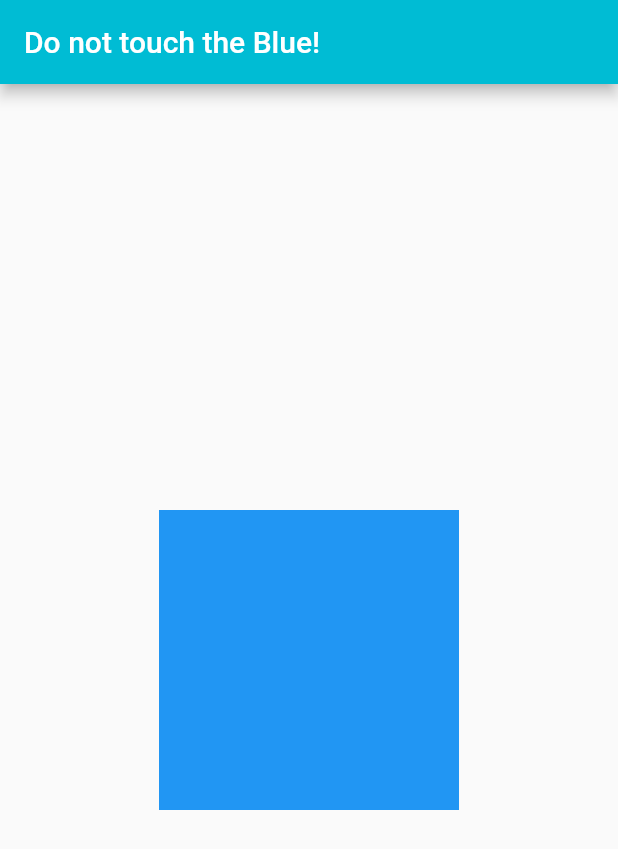
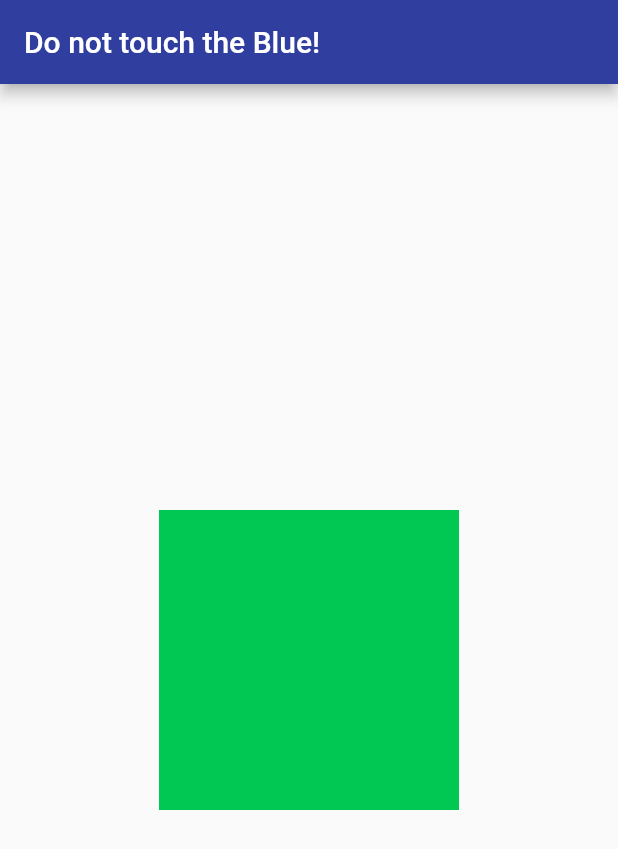
Before and after one commit to SzyAgustin/dont-blue, a Flutter app: the screen it shows after launch, on a phone screen of 412 x 824 dp. Shown: the top 849 px of the screen. Run offline on Flutter 3.47's test engine with Material 2 defaults, Android fonts, the phone set to English and light mode, and no system bars; our stand-ins replace vibration.

Commit message:
adding rotate animation, onTap not working on that

```diff
--- a/lib/src/widgets/box_pressed_animation.dart
+++ b/lib/src/animations/box_move_vibrate.dart
@@ -2,18 +2,25 @@ import 'package:flutter/material.dart';
 import 'package:vibration/vibration.dart';
 import 'dart:math';
 
-class BoxPressedAnimation extends StatefulWidget {
+class BoxMoveVibrate extends StatefulWidget {
   @override
-  _BoxPressedAnimationState createState() => _BoxPressedAnimationState();
+  _BoxMoveVibrateState createState() => _BoxMoveVibrateState();
 }
 
-class _BoxPressedAnimationState extends State<BoxPressedAnimation>
+class _BoxMoveVibrateState extends State<BoxMoveVibrate>
     with SingleTickerProviderStateMixin {
   Animation<double> _boxAnimation;
   AnimationController _boxController;
   int counter = 0;
-  Color color = Colors.blue;
-  List<Color> colors = [Colors.indigo[700], Colors.greenAccent[700], Colors.redAccent[700]];
+  Color color = Colors.greenAccent[700];
+  List<Color> colors = [
+    Colors.indigo[700],
+    Colors.greenAccent[700],
+    Colors.redAccent[700],
+    Colors.yellowAccent[700],
+    Colors.pinkAccent,
+    Colors.orangeAccent[400]
+  ];
 
   @override
   void initState() {
@@ -54,18 +61,9 @@ class _BoxPressedAnimationState extends State<BoxPressedAnimation>
   }
 
   onTap() {
-    executeAnimation();
-    setState(() {});
-  }
-
-  executeAnimation() {
     _boxController.forward();
     Vibration.vibrate(duration: 150);
-    nextColor();
-  }
-
-  nextColor(){
-    color = colors[Random().nextInt(3)];
+    setState(() => color = colors[Random().nextInt(colors.length)]);
   }
 
   @override
@@ -75,7 +73,13 @@ class _BoxPressedAnimationState extends State<BoxPressedAnimation>
       child: Container(
         height: _boxAnimation.value,
         width: _boxAnimation.value,
-        color: color,
+        child: AnimatedContainer(
+          duration: Duration(
+            milliseconds: 250,
+          ),
+          color: color,
+          curve: Curves.easeOut,
+        ),
       ),
     );
   }
--- /dev/null
+++ b/lib/src/animations/box_rotate.dart
@@ -0,0 +1,56 @@
+import 'package:flutter/material.dart';
+import 'dart:math';
+import 'box_move_vibrate.dart';
+
+class BoxRotate extends StatefulWidget {
+  @override
+  _BoxRotateState createState() => _BoxRotateState();
+}
+
+class _BoxRotateState extends State<BoxRotate>
+    with SingleTickerProviderStateMixin {
+  AnimationController _rotateController;
+  Animation<double> _rotateAnimation;
+
+  @override
+  void initState() {
+    super.initState();
+    _rotateController = AnimationController(
+      vsync: this,
+      duration: Duration(milliseconds: 100),
+    );
+
+    _rotateAnimation = Tween(begin: 0.0, end: pi / 4).animate(CurvedAnimation(
+      parent: _rotateController,
+      curve: Curves.easeIn,
+    ));
+
+    _rotateController.addListener(() {
+      setState(() {});
+    });
+  }
+
+  @override
+  void dispose() {
+    _rotateController.dispose();
+    super.dispose();
+  }
+
+  onTap() {
+    _rotateController.forward();
+    setState(() {});
+  }
+
+  @override
+  Widget build(BuildContext context) {
+    return GestureDetector(
+      onTap: onTap,
+      child: Container(
+        child: Transform.rotate(
+          angle: _rotateAnimation.value,
+          child: BoxMoveVibrate(),
+        ),
+      ),
+    );
+  }
+}
--- a/lib/src/screens/home.dart
+++ b/lib/src/screens/home.dart
@@ -1,5 +1,6 @@
 import 'package:flutter/material.dart';
-import '../widgets/box_pressed_animation.dart';
+import '../animations/box_rotate.dart';
+
 
 class Home extends StatefulWidget {
   @override
@@ -14,13 +15,11 @@ class HomeState extends State<Home> {
   Widget build(context) {
     return Scaffold(
       appBar: AppBar(
-        backgroundColor: Colors.cyan,
+        backgroundColor: Colors.indigo[700],
         title: Text('Do not touch the Blue!'),
       ),
       body: Center(
-        child: Container(
-          child: BoxPressedAnimation(),
-        ),
+        child: BoxRotate(),
       ),
     );
   }
```
